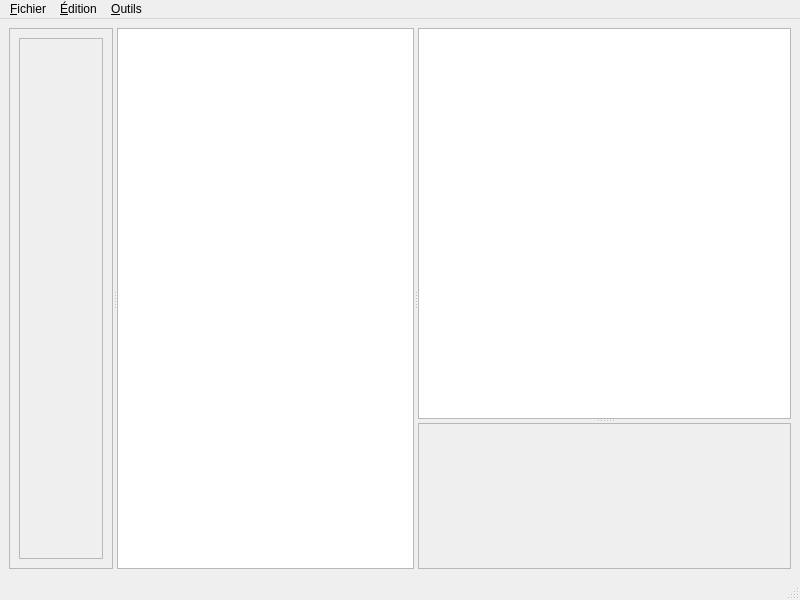
Qt form planification.ui (JosephdeVilmarest/planification2D) before a commit.
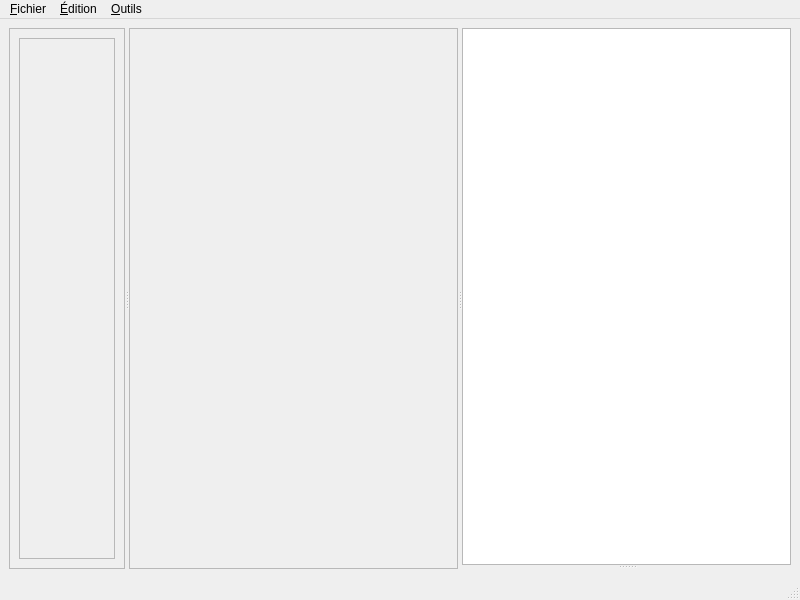
The same form after that commit.

Commit message: Édition de polygones

```diff
--- a/planification.ui
+++ b/planification.ui
@@ -50,7 +50,45 @@
         </item>
        </layout>
       </widget>
-      <widget class="QGraphicsView" name="envi"/>
+      <widget class="QGraphicsView" name="envi">
+       <property name="palette">
+        <palette>
+         <active>
+          <colorrole role="Base">
+           <brush brushstyle="SolidPattern">
+            <color alpha="0">
+             <red>255</red>
+             <green>255</green>
+             <blue>255</blue>
+            </color>
+           </brush>
+          </colorrole>
+         </active>
+         <inactive>
+          <colorrole role="Base">
+           <brush brushstyle="SolidPattern">
+            <color alpha="0">
+             <red>255</red>
+             <green>255</green>
+             <blue>255</blue>
+            </color>
+           </brush>
+          </colorrole>
+         </inactive>
+         <disabled>
+          <colorrole role="Base">
+           <brush brushstyle="SolidPattern">
+            <color alpha="255">
+             <red>244</red>
+             <green>244</green>
+             <blue>244</blue>
+            </color>
+           </brush>
+          </colorrole>
+         </disabled>
+        </palette>
+       </property>
+      </widget>
       <widget class="QSplitter" name="splitter">
        <property name="orientation">
         <enum>Qt::Vertical</enum>
@@ -60,25 +98,7 @@
        </property>
        <widget class="QGraphicsView" name="object"/>
        <widget class="QWidget" name="widget" native="true">
-        <layout class="QGridLayout" name="gridLayout_3">
-         <item row="0" column="0">
-          <widget class="QScrollArea" name="essais">
-           <property name="alignment">
-            <set>Qt::AlignCenter</set>
-           </property>
-           <widget class="QWidget" name="scrollAreaWidgetContents_2">
-            <property name="geometry">
-             <rect>
-              <x>0</x>
-              <y>0</y>
-              <width>320</width>
-              <height>70</height>
-             </rect>
-            </property>
-           </widget>
-          </widget>
-         </item>
-        </layout>
+        <layout class="QGridLayout" name="gridLayout_3"/>
        </widget>
       </widget>
      </widget>
```
The commit also changes 1 other file.
